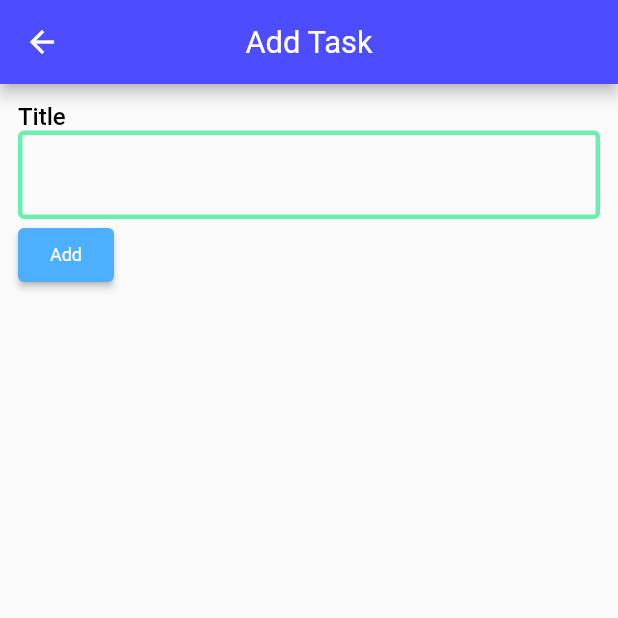
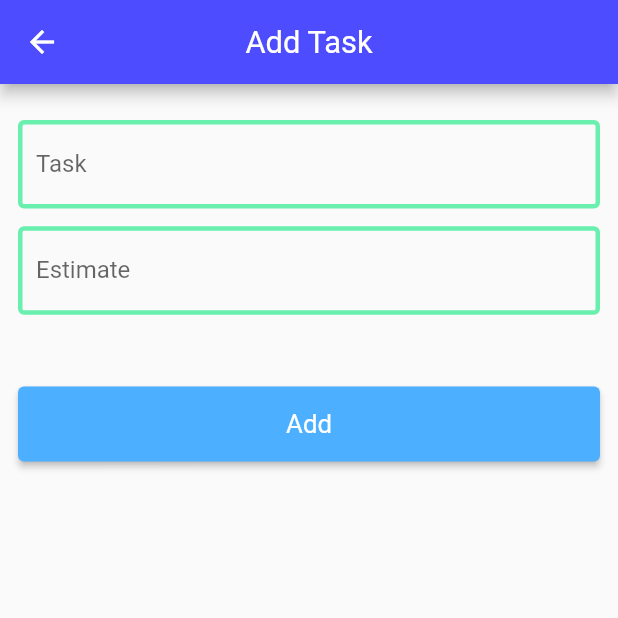
Before and after one commit to JaimonRamanan/track_your_time, a Flutter app: the AddTaskScreen screen opened by its route, on a phone screen of 412 x 824 dp, the top half of it. Run offline on Flutter 3.47's test engine with Material 2 defaults, Android fonts, the phone set to English and light mode, and no system bars; our stand-ins replace flutter_screenutil, freezed_annotation, get_it, injectable; missing offline and left inert: duration_picker.

Commit message:
add task updates, duration picker

```diff
--- a/lib/01_presentation/task/add_task_screen.dart
+++ b/lib/01_presentation/task/add_task_screen.dart
@@ -1,10 +1,14 @@
+import 'dart:developer';
+
 import 'package:flutter/material.dart';
 import 'package:provider/provider.dart';
+import 'package:duration_picker/duration_picker.dart';
 import 'package:flutter_screenutil/flutter_screenutil.dart';
 import 'package:track_your_time/01_presentation/widgets/text_widget.dart';
 import 'package:track_your_time/01_presentation/widgets/button_widget.dart';
 
-import '../../03_domain/task/models/task.dart';
+import '../widgets/constants.dart';
+import '../widgets/text_field_widget.dart';
 import '../../02_application/task/task_provider.dart';
 
 class AddTaskScreen extends StatelessWidget {
@@ -26,28 +30,33 @@ class AddTaskScreen extends StatelessWidget {
         child: Column(
           crossAxisAlignment: CrossAxisAlignment.start,
           children: [
-            TextWidget(
-              data: "Title",
-              fontSize: 14.sp,
-              fontWeight: FontWeight.w500,
+            sizedx10h,
+            TextFieldWidget(
+              label: "Task",
+              hint: "Enter task title",
+              controller: TextEditingController(),
             ),
-            const TextField(
-              decoration: InputDecoration(
-                enabledBorder: OutlineInputBorder(
-                  borderSide: BorderSide(width: 3, color: Colors.greenAccent),
-                ),
-                focusedBorder: OutlineInputBorder(
-                  borderSide: BorderSide(width: 3, color: Colors.greenAccent),
-                ),
-              ),
+            sizedx10h,
+            TextFieldWidget(
+              label: "Estimate",
+              hint: "Enter estimate time",
+              onTap: () async {
+                Duration? duration = await showDurationPicker(
+                  context: context,
+                  initialTime: Duration.zero,
+                );
+                log("$duration", name: "Duration");
+              },
+              controller: TextEditingController(),
             ),
+            sizedx40h,
             ButtonWidget(
               text: "Add",
               onTap: () {
                 context.read<TaskProvider>().addTask(taskName: 'First task');
                 Navigator.pop(context);
               },
-            )
+            ),
           ],
         ),
       ),
--- a/lib/01_presentation/task/home.dart
+++ b/lib/01_presentation/task/home.dart
@@ -1,7 +1,8 @@
 import 'package:flutter/material.dart';
 import 'package:provider/provider.dart';
+import 'package:flutter_screenutil/flutter_screenutil.dart';
 import 'package:track_your_time/core/route/route_names.dart';
-import 'package:flutter_screenutil/flutter_screenutil.dart';
+import 'package:track_your_time/01_presentation/widgets/constants.dart';
 import 'package:track_your_time/02_application/task/task_provider.dart';
 import 'package:track_your_time/01_presentation/widgets/text_widget.dart';
 import 'package:track_your_time/01_presentation/widgets/button_widget.dart';
@@ -43,7 +44,9 @@ class HomeScreen extends StatelessWidget {
                         fontSize: 14.sp,
                         data: "Trace your time here!",
                       ),
+                      sizedx20h,
                       ButtonWidget(
+                        width: 160.sp,
                         text: "Add Task",
                         onTap: () {},
                       ),
--- a/lib/01_presentation/widgets/button_widget.dart
+++ b/lib/01_presentation/widgets/button_widget.dart
@@ -1,18 +1,24 @@
 import 'package:flutter/material.dart';
+import 'package:flutter_screenutil/flutter_screenutil.dart';
 import 'package:track_your_time/01_presentation/widgets/text_widget.dart';
 
 class ButtonWidget extends StatelessWidget {
   final String text;
+  final double? width;
   final Function onTap;
   const ButtonWidget({
     super.key,
+    this.width,
     required this.text,
     required this.onTap,
   });
 
   @override
   Widget build(BuildContext context) {
-    return ElevatedButton(
+    return SizedBox(
+      height: 50.0,
+      width: width ?? MediaQuery.of(context).size.width,
+      child: ElevatedButton(
         onPressed: () => onTap(),
         style: ButtonStyle(
           backgroundColor: MaterialStateProperty.all<Color>(
@@ -21,7 +27,9 @@ class ButtonWidget extends StatelessWidget {
         ),
         child: TextWidget(
           data: text,
+          fontSize: 15.sp,
           color: Colors.white,
+        ),
       ),
     );
   }
--- /dev/null
+++ b/lib/01_presentation/widgets/constants.dart
@@ -0,0 +1,14 @@
+import 'package:flutter/material.dart';
+import 'package:flutter_screenutil/flutter_screenutil.dart';
+
+SizedBox sizedx05h = SizedBox(height: 5.h);
+SizedBox sizedx10h = SizedBox(height: 10.h);
+SizedBox sizedx20h = SizedBox(height: 20.h);
+SizedBox sizedx30h = SizedBox(height: 30.h);
+SizedBox sizedx40h = SizedBox(height: 40.h);
+
+SizedBox sizedx05w = SizedBox(width: 5.h);
+SizedBox sizedx10w = SizedBox(width: 10.h);
+SizedBox sizedx20w = SizedBox(width: 20.h);
+SizedBox sizedx30w = SizedBox(width: 30.h);
+SizedBox sizedx40w = SizedBox(width: 40.h);
--- /dev/null
+++ b/lib/01_presentation/widgets/text_field_widget.dart
@@ -0,0 +1,32 @@
+import 'package:flutter/material.dart';
+
+class TextFieldWidget extends StatelessWidget {
+  final Function()? onTap;
+  final String hint, label;
+  final TextEditingController controller;
+  const TextFieldWidget({
+    super.key,
+    this.onTap,
+    required this.hint,
+    required this.label,
+    required this.controller,
+  });
+
+  @override
+  Widget build(BuildContext context) {
+    return TextField(
+      onTap: onTap,
+      controller: controller,
+      decoration: InputDecoration(
+        hintText: hint,
+        labelText: label,
+        enabledBorder: const OutlineInputBorder(
+          borderSide: BorderSide(width: 3, color: Colors.greenAccent),
+        ),
+        focusedBorder: const OutlineInputBorder(
+          borderSide: BorderSide(width: 3, color: Colors.greenAccent),
+        ),
+      ),
+    );
+  }
+}
--- a/lib/03_domain/task/models/task.dart
+++ b/lib/03_domain/task/models/task.dart
@@ -10,6 +10,7 @@ class Task with _$Task {
     required String title,
     required DateTime dateTime,
     required Duration duration,
+    required Duration estimate,
   }) = _DataClass;
 
   factory Task.fromJson(Map<String, dynamic> json) => _$TaskFromJson(json);
--- a/lib/04_infrastructure/task/task_repository.dart
+++ b/lib/04_infrastructure/task/task_repository.dart
@@ -10,11 +10,12 @@ class TaskRepository implements ITaskRepo {
   Task? addTask({required String taskName}) {
     log("Add task here", name: "Clicked");
     return Task(
-                        id: 1,
-                        title: 'First task',
-                        dateTime: DateTime.now(),
-                        duration: Duration.zero,
-                      );
+      id: 1,
+      title: 'First task',
+      dateTime: DateTime.now(),
+      duration: Duration.zero,
+      estimate: Duration.zero,
+    );
   }
 
   @override
--- a/pubspec.yaml
+++ b/pubspec.yaml
@@ -37,6 +37,7 @@ dependencies:
   json_annotation: ^4.8.0
   json_serializable: ^6.6.1
   freezed_annotation: ^2.2.0
+  duration_picker: ^1.1.1
 
 
   # The following adds the Cupertino Icons font to your application.
```
Also changed, not shown: lib/03_domain/task/models/task.freezed.dart, lib/03_domain/task/models/task.g.dart, pubspec.lock. Lines whose indentation alone changed are shown as unchanged.
